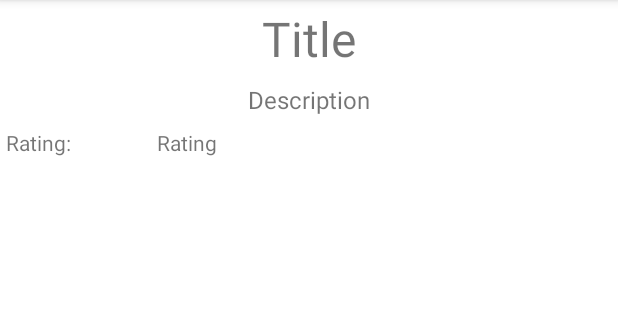
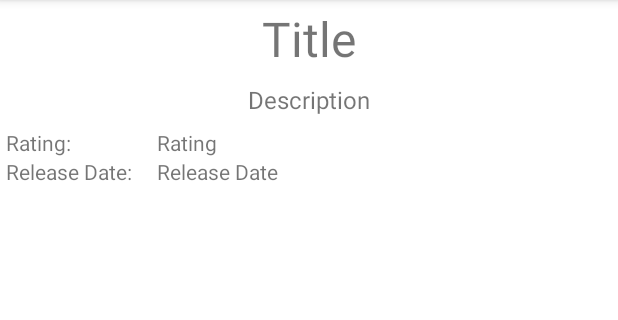
Before and after one commit to Irfanizam/csc577-project, an Android app: the GameDetailActivity screen opened directly, with no data from a screen before it, on a phone screen of 412 x 824 dp, the part 84-404 px from its top. Run offline under Robolectric (Android 15) with nearby library versions, the phone set to English and light mode, and no system bars; 1 statement that could not run was skipped.

Commit message:
Update now able to retrieve release date

```diff
--- a/app/src/main/java/com/example/testprojectgithub/GameDetailActivity.java
+++ b/app/src/main/java/com/example/testprojectgithub/GameDetailActivity.java
@@ -14,7 +14,7 @@ import com.example.testprojectgithub.model.User;
 import com.example.testprojectgithub.remote.ApiUtils;
 import com.example.testprojectgithub.remote.GameService;
 
-import java.util.Date;
+
 
 import retrofit2.Call;
 import retrofit2.Callback;
@@ -53,7 +53,7 @@ public class GameDetailActivity extends AppCompatActivity {
                 TextView tvName = findViewById(R.id.tvName);
                 TextView tvDescription = findViewById(R.id.tvDescription);
                 TextView tvRating = findViewById(R.id.tvRating);
-//                TextView tvReleaseDate = findViewById(R.id.tvReleaseDate);
+                TextView tvReleaseDate = findViewById(R.id.tvReleaseDate);
 
 
 
@@ -61,7 +61,7 @@ public class GameDetailActivity extends AppCompatActivity {
                 tvName.setText(game.getGameName());
                 tvDescription.setText(game.getGameDescription());
                 tvRating.setText(game.getGameRating());
-//               tvReleaseDate.setDate(game.getDate());
+                tvReleaseDate.setText(game.getReleaseDate());
             }
 
             @Override
--- a/app/src/main/java/com/example/testprojectgithub/MainActivity.java
+++ b/app/src/main/java/com/example/testprojectgithub/MainActivity.java
@@ -20,8 +20,7 @@ public class MainActivity extends AppCompatActivity {
     protected void onCreate(Bundle savedInstanceState) {
         super.onCreate(savedInstanceState);
         setContentView(R.layout.activity_main);
-//        TextView tvHelloWorld = findViewById(R.id.tvHelloWorld);
-//        tvHelloWorld.setText("Hi");
+
 
 
         context = this;
--- /dev/null
+++ b/app/src/main/res/drawable/ic_baseline_add_24.xml
@@ -0,0 +1,5 @@
+<vector android:height="24dp" android:tint="#000000"
+    android:viewportHeight="24" android:viewportWidth="24"
+    android:width="24dp" xmlns:android="http://schemas.android.com/apk/res/android">
+    <path android:fillColor="@android:color/white" android:pathData="M19,13h-6v6h-2v-6H5v-2h6V5h2v6h6v2z"/>
+</vector>
--- a/app/src/main/res/layout/activity_game_detail.xml
+++ b/app/src/main/res/layout/activity_game_detail.xml
@@ -47,24 +47,24 @@
                 android:text="Rating" />
         </LinearLayout>
 
-<!--        <LinearLayout-->
-<!--            android:layout_width="fill_parent"-->
-<!--            android:layout_height="wrap_content"-->
-<!--            android:orientation="horizontal" >-->
+        <LinearLayout
+            android:layout_width="fill_parent"
+            android:layout_height="wrap_content"
+            android:orientation="horizontal" >
 
-<!--            <TextView-->
-<!--                android:layout_width="0dp"-->
-<!--                android:layout_height="wrap_content"-->
-<!--                android:layout_weight="0.25"-->
-<!--                android:text="Release Date:" />-->
+            <TextView
+                android:layout_width="0dp"
+                android:layout_height="wrap_content"
+                android:layout_weight="0.25"
+                android:text="Release Date:" />
 
-<!--            <TextView-->
-<!--                android:id="@+id/tvReleaseDate"-->
-<!--                android:layout_width="0dp"-->
-<!--                android:layout_height="wrap_content"-->
-<!--                android:layout_weight="0.75"-->
-<!--                android:text="Release Date" />-->
-<!--        </LinearLayout>-->
+            <TextView
+                android:id="@+id/tvReleaseDate"
+                android:layout_width="0dp"
+                android:layout_height="wrap_content"
+                android:layout_weight="0.75"
+                android:text="Release Date" />
+        </LinearLayout>
 
 
 
```
Also changed, not shown: app/src/main/java/com/example/testprojectgithub/model/Game.java (+8 -10 lines).
